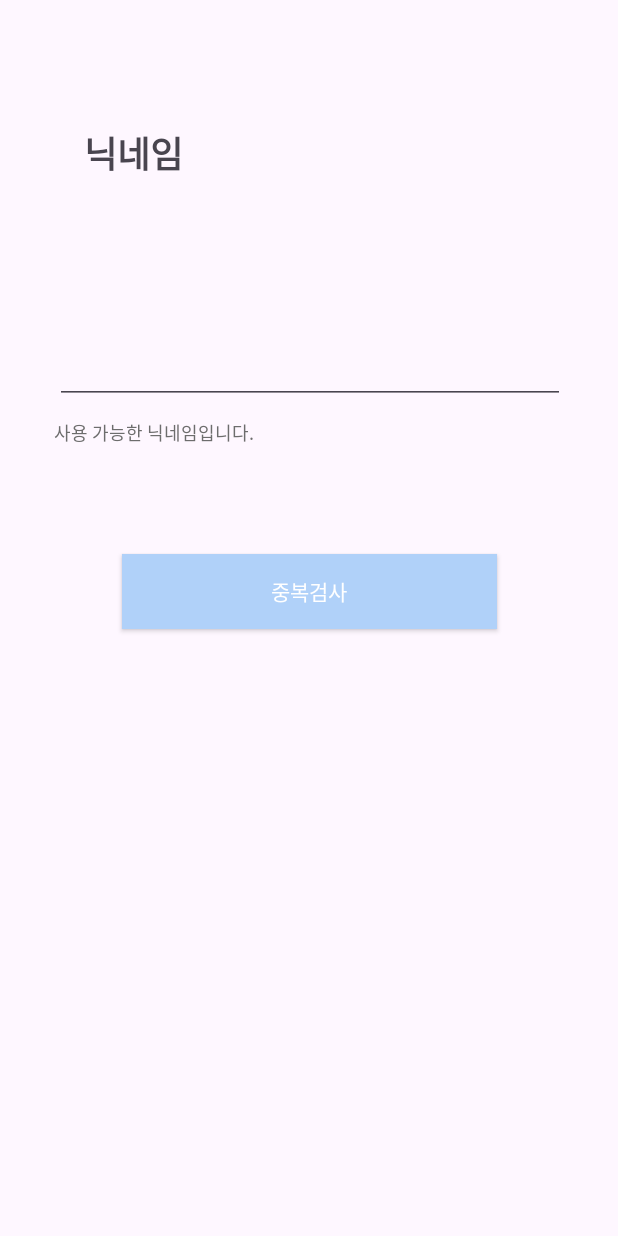
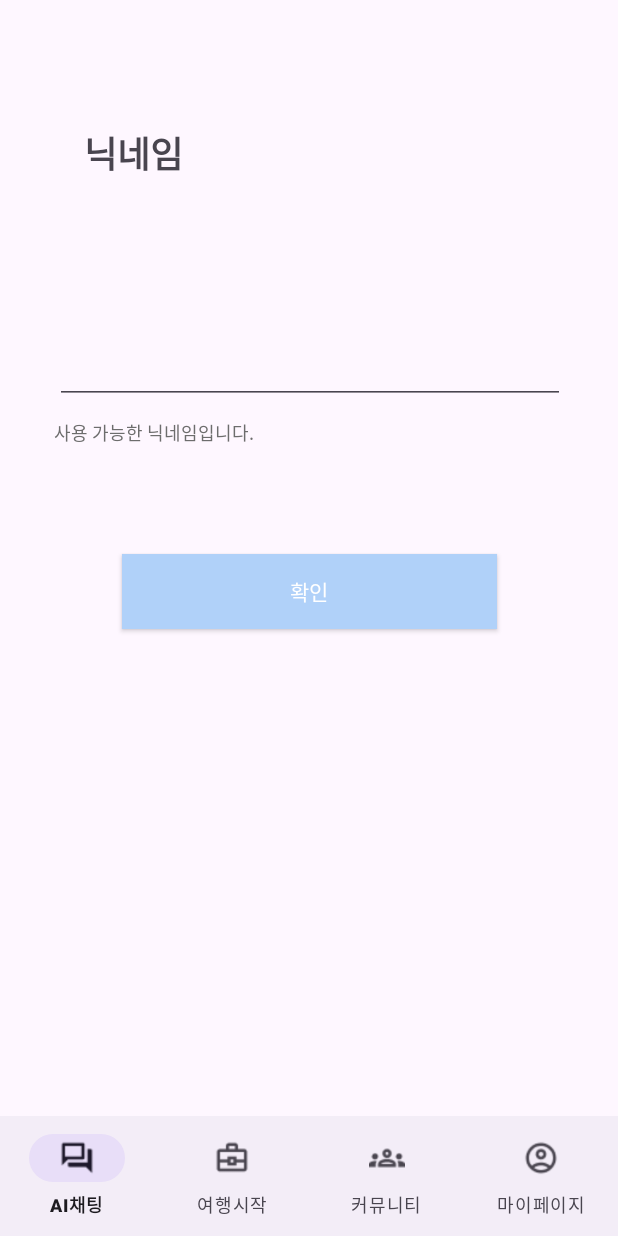
Before and after one commit to pys-study/Pathfinder-frontend, an Android app: the NickNameFragment screen opened through its navigation route, on a phone screen of 412 x 824 dp. Run offline under Robolectric (Android 15) with nearby library versions, the phone set to English and light mode, and no system bars; our stand-ins replace navigation-ui; libraries missing offline, so code that uses them is left out: com.kakao.sdk; 1 statement that could not run was skipped.

Commit message:
Feat : Navigation bar 추가

```diff
--- a/app/src/main/AndroidManifest.xml
+++ b/app/src/main/AndroidManifest.xml
@@ -15,8 +15,13 @@
         android:supportsRtl="true"
         android:theme="@style/Theme.PathFinder"
         tools:targetApi="31">
-        <activity android:name=".MainActivity"
-            android:exported="false">
+        <activity
+            android:name=".MainActivity"
+            android:exported="true">
+            <intent-filter>
+                <action android:name="android.intent.action.MAIN" />
+                <category android:name="android.intent.category.LAUNCHER" />
+            </intent-filter>
         </activity>
 
         <activity
@@ -24,24 +29,14 @@
             android:exported="true">
             <intent-filter>
                 <action android:name="android.intent.action.VIEW" />
+
                 <category android:name="android.intent.category.DEFAULT" />
                 <category android:name="android.intent.category.BROWSABLE" />
 
                 <!-- Redirect URI: "kakao${NATIVE_APP_KEY}://oauth" -->
-                <data android:host="oauth"
+                <data
+                    android:host="oauth"
                     android:scheme="kakao${kakao_native_app_key}" />
-            </intent-filter>
-        </activity>
-
-
-
-        <activity
-            android:name=".SignUpActivity"
-            android:exported="true"
-            android:screenOrientation="portrait">
-            <intent-filter>
-                <action android:name="android.intent.action.MAIN" />
-                <category android:name="android.intent.category.LAUNCHER" />
             </intent-filter>
         </activity>
 
--- a/app/src/main/java/com/example/pathfinder/MainActivity.java
+++ b/app/src/main/java/com/example/pathfinder/MainActivity.java
@@ -1,14 +1,33 @@
 package com.example.pathfinder;
 
+import android.os.Bundle;
+import android.view.View;
+
 import androidx.appcompat.app.AppCompatActivity;
+import androidx.navigation.NavController;
+import androidx.navigation.Navigation;
+import androidx.navigation.ui.NavigationUI;
 
-import android.os.Bundle;
+import com.example.pathfinder.databinding.ActivityMainBinding;
 
 public class MainActivity extends AppCompatActivity {
+    private ActivityMainBinding binding;
 
     @Override
     protected void onCreate(Bundle savedInstanceState) {
         super.onCreate(savedInstanceState);
-        setContentView(R.layout.activity_main);
+        binding = ActivityMainBinding.inflate(getLayoutInflater());
+        setContentView(binding.getRoot());
+
+        NavController navController = Navigation.findNavController(this, R.id.navHostFragment);
+        NavigationUI.setupWithNavController(binding.bottomNavigationView, navController);
+
+        navController.addOnDestinationChangedListener((controller, destination, arguments) -> {
+            if (destination.getId() == R.id.startFragment) {
+                binding.bottomNavigationView.setVisibility(View.GONE);
+            } else {
+                binding.bottomNavigationView.setVisibility(View.VISIBLE);
+            }
+        });
     }
 }
--- a/app/src/main/java/com/example/pathfinder/StartFragment.java
+++ b/app/src/main/java/com/example/pathfinder/StartFragment.java
@@ -1,5 +1,6 @@
 package com.example.pathfinder;
 
+import android.content.Intent;
 import android.os.Bundle;
 import android.util.Log;
 import android.view.LayoutInflater;
@@ -57,10 +58,19 @@ public class StartFragment extends Fragment {
         UserApiClient.getInstance().me((user, throwable) -> {
             if (user != null) {
                 Log.println(Log.INFO, "SignUpFragment", "사용자 정보 요청 성공");
+                openMainActivity();
             } else {
                 Log.e("SignUpFragment", "사용자 정보 요청 실패", throwable);
             }
             return null;
         });
     }
+
+    private void openMainActivity() {
+        if (getActivity() != null) {
+            getActivity().finish(); // 회원가입 프래그먼트를 호스팅하는 액티비티를 종료합니다.
+            startActivity(new Intent(getActivity(), MainActivity.class));
+        }
+    }
+
 }
--- a/app/src/main/res/layout/activity_main.xml
+++ b/app/src/main/res/layout/activity_main.xml
@@ -7,14 +7,25 @@
     tools:context=".MainActivity">
 
     <fragment
-        android:id="@+id/nav_host_fragment"
+        android:id="@+id/navHostFragment"
         android:name="androidx.navigation.fragment.NavHostFragment"
         android:layout_width="match_parent"
         android:layout_height="match_parent"
         app:defaultNavHost="true"
+        app:layout_constraintEnd_toEndOf="parent"
         app:layout_constraintStart_toStartOf="parent"
         app:layout_constraintTop_toTopOf="parent"
         app:navGraph="@navigation/nav_graph" />
 
+    <com.google.android.material.bottomnavigation.BottomNavigationView
+        android:id="@+id/bottomNavigationView"
+        android:layout_width="match_parent"
+        android:layout_height="wrap_content"
+        app:labelVisibilityMode="labeled"
+        app:layout_constraintBottom_toBottomOf="parent"
+        app:layout_constraintEnd_toEndOf="parent"
+        app:layout_constraintStart_toStartOf="parent"
+        app:menu="@menu/bottom_nav_menu" />
+
 
 </androidx.constraintlayout.widget.ConstraintLayout>
--- a/app/src/main/res/layout/fragment_nick_name.xml
+++ b/app/src/main/res/layout/fragment_nick_name.xml
@@ -48,7 +48,7 @@
         android:layout_height="50dp"
         android:layout_marginTop="100dp"
         android:background="#B0D1F9"
-        android:text="중복검사"
+        android:text="확인"
         android:textColor="#FFF"
         app:layout_constraintEnd_toEndOf="parent"
         app:layout_constraintStart_toStartOf="parent"
--- /dev/null
+++ b/app/src/main/res/menu/bottom_nav_menu.xml
@@ -0,0 +1,21 @@
+<menu xmlns:android="http://schemas.android.com/apk/res/android">
+    <item
+        android:id="@+id/navAiChat"
+        android:icon="@drawable/icon_ai_chat"
+        android:title="@string/title_aiChat" />
+
+    <item
+        android:id="@+id/navTravelStart"
+        android:icon="@drawable/icon_travel_start"
+        android:title="@string/title_travelStart" />
+
+    <item
+        android:id="@+id/navCommunity"
+        android:icon="@drawable/icon_community"
+        android:title="@string/title_Community" />
+
+    <item
+        android:id="@+id/navMyPage"
+        android:icon="@drawable/icon_my_page"
+        android:title="@string/title_myPage" />
+</menu>
--- a/app/src/main/res/values/strings.xml
+++ b/app/src/main/res/values/strings.xml
@@ -16,4 +16,9 @@
     <string name="attachment_summary_off">Only download attachments when manually requested</string>
     <!-- TODO: Remove or change this placeholder text -->
     <string name="hello_blank_fragment">Hello blank fragment</string>
+
+    <string name="title_aiChat">AI채팅</string>
+    <string name="title_travelStart">여행시작</string>
+    <string name="title_Community">커뮤니티</string>
+    <string name="title_myPage">마이페이지</string>
 </resources>
```
Also changed, not shown: app/src/main/res/drawable/icon_ai_chat.png (added), app/src/main/res/drawable/icon_community.png (added), app/src/main/res/drawable/icon_my_page.png (added), app/src/main/res/drawable/icon_travel_start.png (added).
